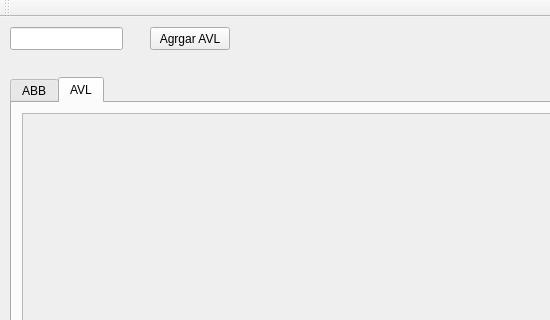
This is mainwindow.ui in SergioFerrer9/Arboles as Qt 5 draws it before an edit; both pictures show x 0 to 550 and y 0 to 320 of the 752 by 514 pixel window. The edited form follows.
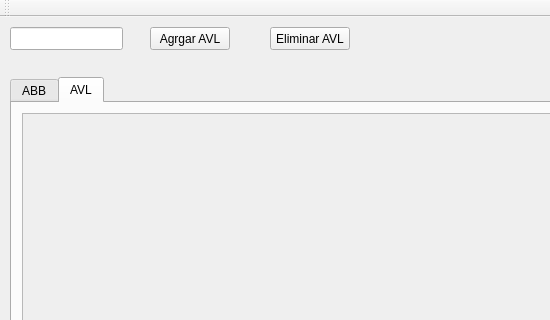
This is the edited form.

Commit message: Eliminar AVL

Patch:
```diff
--- a/mainwindow.ui
+++ b/mainwindow.ui
@@ -137,6 +137,19 @@
      <string>Agrgar AVL</string>
     </property>
    </widget>
+   <widget class="QPushButton" name="pushButton_3">
+    <property name="geometry">
+     <rect>
+      <x>270</x>
+      <y>10</y>
+      <width>80</width>
+      <height>23</height>
+     </rect>
+    </property>
+    <property name="text">
+     <string>Eliminar AVL</string>
+    </property>
+   </widget>
   </widget>
   <widget class="QMenuBar" name="menuBar">
    <property name="geometry">
```
The commit also changes 15 other files.
